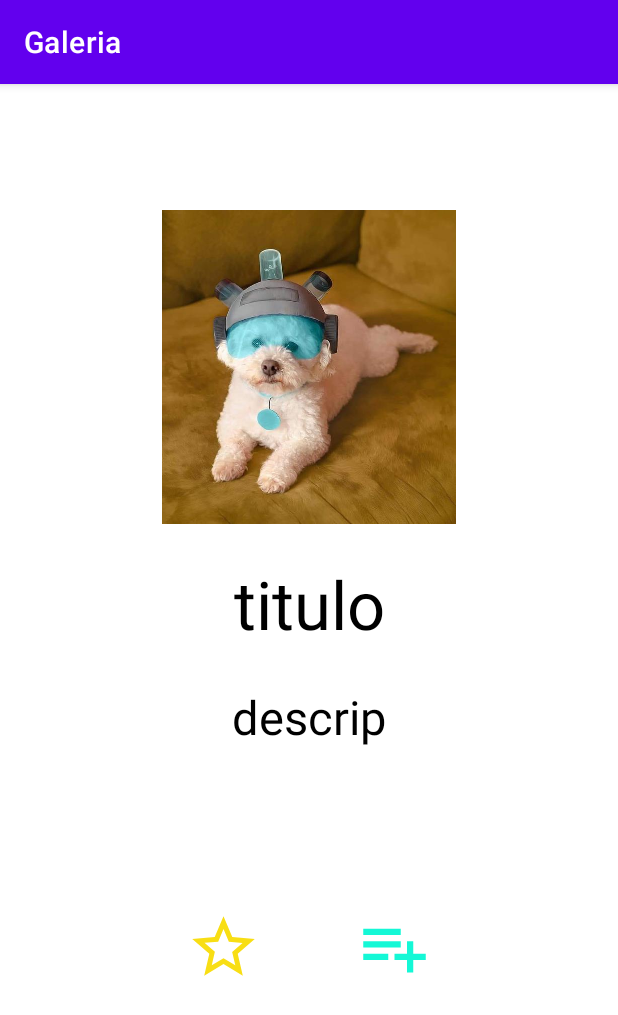
After one commit to proberto666/Activities-P01, an Android app: the fragment InformacionFragment placed in its activity, on a phone screen of 412 x 824 dp. The commit adds this screen. Shown: the top 1015 px of the screen. Run offline under Robolectric (Android 15) with nearby library versions, the phone set to English and light mode, and no system bars; 8 statements that could not run were skipped.

Commit message:
Añadidos nuevos fragmentos y modificación de imagenes

```diff
--- a/app/build.gradle
+++ b/app/build.gradle
@@ -2,6 +2,7 @@ plugins {
     id 'com.android.application'
     id 'kotlin-android'
     id 'kotlin-parcelize'
+    id 'kotlin-kapt'
 }
 
 android {
@@ -38,6 +39,11 @@ dependencies {
     implementation 'androidx.appcompat:appcompat:1.3.1'
     implementation 'com.google.android.material:material:1.4.0'
     implementation 'androidx.constraintlayout:constraintlayout:2.1.0'
+    implementation 'androidx.legacy:legacy-support-v4:1.0.0'
+
+    implementation 'com.squareup.moshi:moshi:1.12.0'
+    kapt 'com.squareup.moshi:moshi-kotlin-codegen:1.12.0'
+
     testImplementation 'junit:junit:4.+'
     androidTestImplementation 'androidx.test.ext:junit:1.1.3'
     androidTestImplementation 'androidx.test.espresso:espresso-core:3.4.0'
--- /dev/null
+++ b/app/src/main/java/com/example/galeria/InformacionFragment.kt
@@ -0,0 +1,92 @@
+package com.example.galeria
+
+import android.media.MediaPlayer
+import android.os.Bundle
+import androidx.fragment.app.Fragment
+import android.view.LayoutInflater
+import android.view.View
+import android.view.ViewGroup
+import android.widget.ImageView
+import android.widget.TextView
+
+class InformacionFragment : Fragment() {
+
+    private lateinit var imgViewer : ImageView
+    private lateinit var txvTitulo : TextView
+    private lateinit var txvDescripcion : TextView
+    private lateinit var imgSound : ImageView
+    private lateinit var imgFav : ImageView
+    private lateinit var detalles: Detalles
+
+    override fun onCreate(savedInstanceState: Bundle?) {
+        super.onCreate(savedInstanceState)
+        detalles = requireArguments().getParcelable("detalles")?: Detalles()
+
+    }
+
+    override fun onCreateView(
+        inflater: LayoutInflater, container: ViewGroup?,
+        savedInstanceState: Bundle?
+    ): View {
+        // Inflate the layout for this fragment
+        val view:View = inflater.inflate(R.layout.fragment_informacion, container, false)
+
+        imgViewer=view.findViewById(R.id.imgView)
+        txvTitulo=view.findViewById(R.id.txvTitulo)
+        txvDescripcion=view.findViewById(R.id.txvDescription)
+        imgSound=view.findViewById(R.id.imgSonido)
+        imgFav=view.findViewById(R.id.imgFavorito)
+
+        printInfo()
+
+        imgSound.setOnClickListener{
+            if(detalles.favSound){
+                imgSound.setImageResource(R.drawable.ic_baseline_playlist_add_24)
+                detalles.favSound=false
+            }else{
+                imgSound.setImageResource(R.drawable.ic_baseline_remove_24)
+                detalles.favSound=true
+            }
+        }
+
+        imgFav.setOnClickListener{
+            if(detalles.favImg){
+                imgFav.setImageResource(R.drawable.ic_baseline_star_outline_24)
+                detalles.favImg=false
+            }else{
+                imgFav.setImageResource(R.drawable.ic_baseline_star_24)
+                detalles.favImg=true
+            }
+        }
+
+        imgViewer.setOnClickListener{
+            (activity as MainActivity?)?.replaceFragment(
+                ImagenFragment().apply {
+                    arguments = Bundle().apply {
+                        putParcelable("imagen", detalles)
+                    }
+                }
+            )
+        }
+        return view
+    }
+
+    private fun printInfo(){
+        MediaPlayer.create(activity,detalles.src!!.sound).start()
+        imgViewer.setImageResource(detalles.src!!.imagen)
+        txvTitulo.text=detalles.titulo
+        txvDescripcion.text=detalles.descripcion
+
+        if(detalles.favSound){
+            imgSound.setImageResource(R.drawable.ic_baseline_remove_24)
+        }else{
+            imgSound.setImageResource(R.drawable.ic_baseline_playlist_add_24)
+        }
+        if(detalles.favImg){
+            imgFav.setImageResource(R.drawable.ic_baseline_star_24)
+        }else{
+            imgFav.setImageResource(R.drawable.ic_baseline_star_outline_24)
+        }
+    }
+
+}
--- /dev/null
+++ b/app/src/main/res/layout/fragment_informacion.xml
@@ -0,0 +1,72 @@
+<?xml version="1.0" encoding="utf-8"?>
+<FrameLayout xmlns:android="http://schemas.android.com/apk/res/android"
+    xmlns:tools="http://schemas.android.com/tools"
+    android:layout_width="match_parent"
+    android:layout_height="match_parent"
+    xmlns:app="http://schemas.android.com/apk/res-auto"
+    tools:context=".InformacionFragment">
+
+    <androidx.constraintlayout.widget.ConstraintLayout
+        android:layout_width="match_parent"
+        android:layout_height="match_parent"
+        android:layout_margin="30dp">
+        <ImageView
+            android:id="@+id/imgView"
+            android:src="@drawable/perritodelfuturo"
+            android:layout_width="match_parent"
+            android:layout_height="wrap_content"
+            app:layout_constraintTop_toTopOf="parent"
+            app:layout_constraintStart_toStartOf="parent"
+            app:layout_constraintEnd_toEndOf="parent"
+            app:layout_constraintBottom_toTopOf="@+id/txvTitulo"/>
+        <TextView
+            android:id="@+id/txvTitulo"
+            android:text="titulo"
+            android:textFontWeight="700"
+            android:textSize="20pt"
+            android:textColor="@color/black"
+            android:layout_width="0dp"
+            android:textAlignment="center"
+            android:layout_height="wrap_content"
+            app:layout_constraintStart_toStartOf="parent"
+            app:layout_constraintEnd_toEndOf="parent"
+            app:layout_constraintTop_toBottomOf="@+id/imgView"
+            app:layout_constraintBottom_toTopOf="@+id/txvDescription"/>
+        <TextView
+            android:id="@+id/txvDescription"
+            android:layout_width="0dp"
+            android:text="descrip"
+            android:textFontWeight="300"
+            android:textSize="14pt"
+            android:textColor="@color/black"
+            android:textAlignment="center"
+            android:layout_height="wrap_content"
+            app:layout_constraintStart_toStartOf="parent"
+            app:layout_constraintEnd_toEndOf="parent"
+            app:layout_constraintTop_toBottomOf="@+id/imgView"
+            app:layout_constraintBottom_toTopOf="@id/imgFavorito"/>
+        <ImageView
+            android:id="@+id/imgFavorito"
+            android:layout_width="50dp"
+            android:layout_height="50dp"
+            android:src="@drawable/ic_baseline_star_outline_24"
+            app:layout_constraintTop_toBottomOf="@id/txvDescription"
+            app:layout_constraintBottom_toBottomOf="parent"
+            app:layout_constraintStart_toStartOf="parent"
+            app:layout_constraintEnd_toStartOf="@id/imgSonido"/>
+
+        <ImageView
+            android:id="@+id/imgSonido"
+            android:layout_width="50dp"
+            android:layout_height="50dp"
+            android:src="@drawable/ic_baseline_playlist_add_24"
+            app:layout_constraintTop_toBottomOf="@id/txvDescription"
+            app:layout_constraintBottom_toBottomOf="parent"
+            app:layout_constraintStart_toEndOf="@id/imgFavorito"
+            app:layout_constraintEnd_toEndOf="parent"/>
+
+
+    </androidx.constraintlayout.widget.ConstraintLayout>
+
+
+</FrameLayout>
--- a/app/src/main/res/values/strings.xml
+++ b/app/src/main/res/values/strings.xml
@@ -3,6 +3,8 @@
     <string name="btn_siguiente">➡️</string>
     <string name="btn_anterior">⬅️</string>
     <string name="btn_info">Información</string>
+    <!-- TODO: Remove or change this placeholder text -->
+    <string name="hello_blank_fragment">Hello blank fragment</string>
 
 
 </resources>
```
Also changed, not shown: app/src/main/java/com/example/galeria/ImagenFragment.kt (added, +32 -0 lines), app/src/main/java/com/example/galeria/Imagenes.kt (+9 -9 lines), app/src/main/res/layout/fragment_imagen.xml (added, +14 -0 lines).
